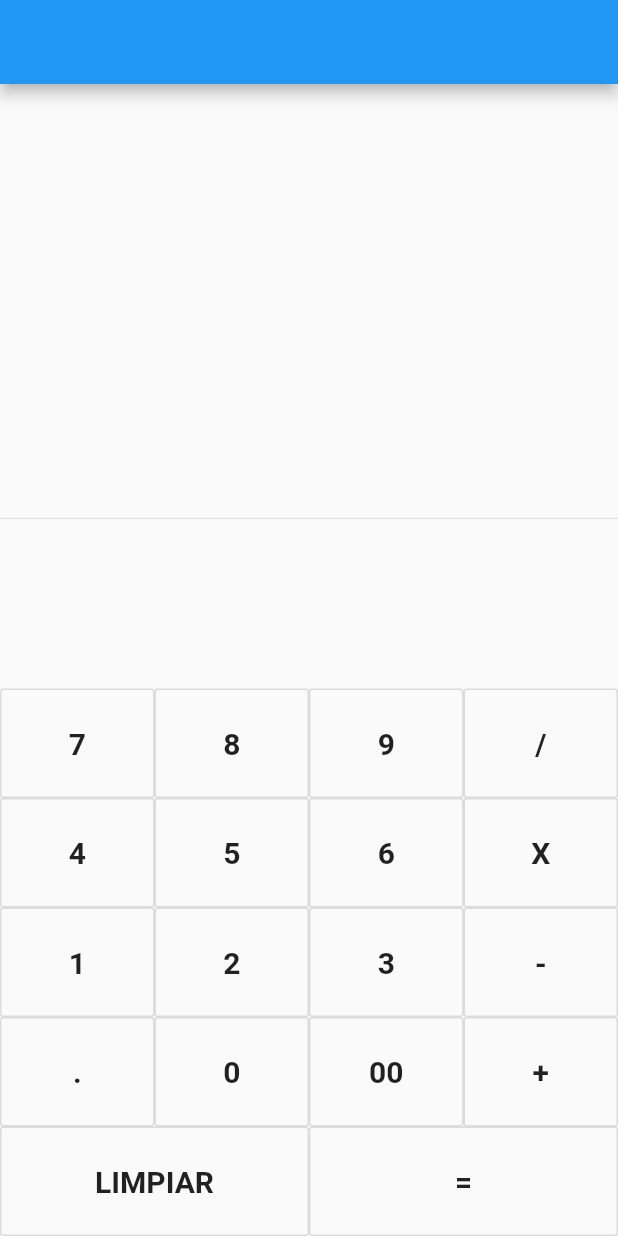
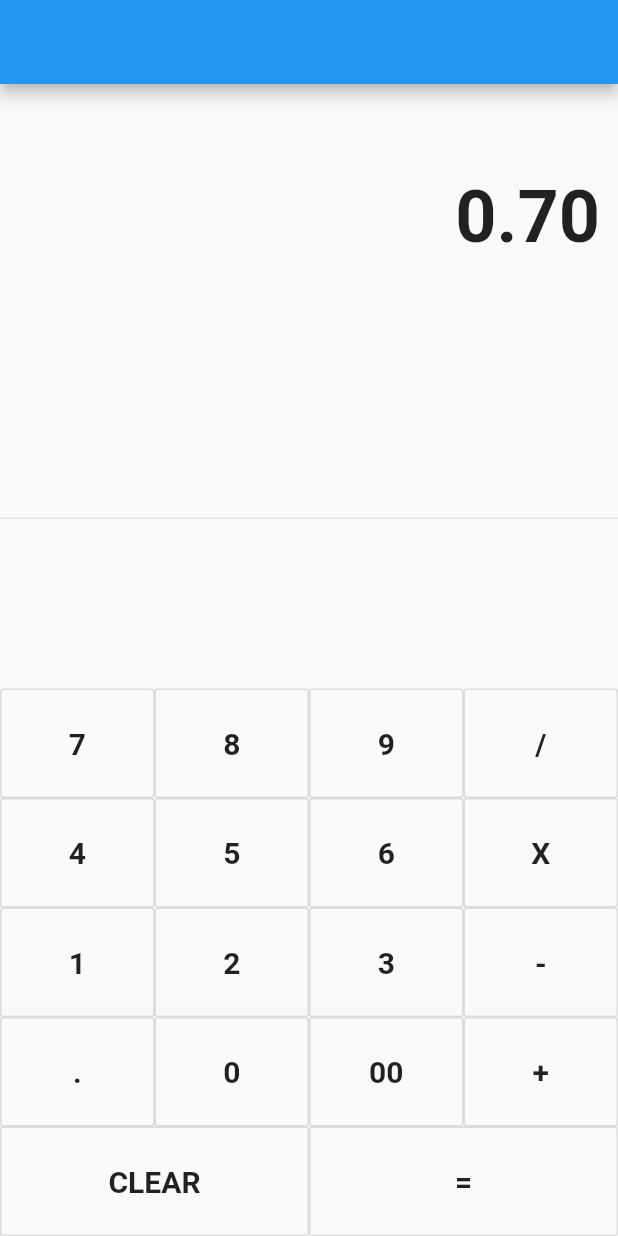
Before and after one commit to klauscj1/capacitacion_icreativa_flutter, a Flutter app: the CalculadoraLina screen opened directly, after a tap on an icon or button, on a phone screen of 412 x 824 dp. Run offline on Flutter 3.47's test engine with Material 2 defaults, Android fonts, the phone set to English and light mode, and no system bars.

Commit message:
Corriendo Calcu Lina

```diff
--- a/lib/ui/pages/calculadora_lina.dart
+++ b/lib/ui/pages/calculadora_lina.dart
@@ -2,21 +2,21 @@ import 'package:flutter/material.dart';
 
 class CalculadoraLina extends StatefulWidget {
   @override
-  CalculadoraLinaState createState() => new CalculadoraLinaState();
+  _CalculadoraLinaState createState() => new _CalculadoraLinaState();
 }
 
-class CalculadoraLinaState extends State<CalculadoraLina> {
-  double num1;
-  double num2;
-  String signoOperador;
-  String textoSalida = "";
-  String resultado;
+class _CalculadoraLinaState extends State<CalculadoraLina> {
+  double num1 = 0.0;
+  double num2 = 0.0;
+  String signoOperador = "";
+  String textoSalida = "0";
+  String resultado = "0";
 
   clickButton(String buttonText) {
-    if (buttonText == "LIMPIAR") {
+    if (buttonText == "CLEAR") {
       resultado = "0";
-      num1 = 0;
-      num2 = 0;
+      num1 = 0.0;
+      num2 = 0.0;
       signoOperador = "";
     } else if (buttonText == "+" ||
         buttonText == "-" ||
@@ -67,14 +67,9 @@ class CalculadoraLinaState extends State<CalculadoraLina> {
     return new Expanded(
       child: new OutlineButton(
         padding: new EdgeInsets.all(25.0),
-        child: Container(
-          decoration: BoxDecoration(
-            borderRadius: BorderRadius.circular(80),
-          ),
-          child: new Text(
-            buttonText,
-            style: TextStyle(fontSize: 20.0, fontWeight: FontWeight.bold),
-          ),
+        child: new Text(
+          buttonText,
+          style: TextStyle(fontSize: 20.0, fontWeight: FontWeight.bold),
         ),
         onPressed: () => clickButton(buttonText),
       ),
@@ -101,8 +96,7 @@ class CalculadoraLinaState extends State<CalculadoraLina> {
                           fontWeight: FontWeight.bold,
                         ))),
                 new Expanded(
-                  child:
-                      new Divider(), //////////////////////////////Comentar*******************************,
+                  child: new Divider(),
                 ),
                 new Column(children: [
                   new Row(children: [
@@ -130,7 +124,7 @@ class CalculadoraLinaState extends State<CalculadoraLina> {
                     buildButton("+")
                   ]),
                   new Row(children: [
-                    buildButton("LIMPIAR"),
+                    buildButton("CLEAR"),
                     buildButton("="),
                   ])
                 ])
```
